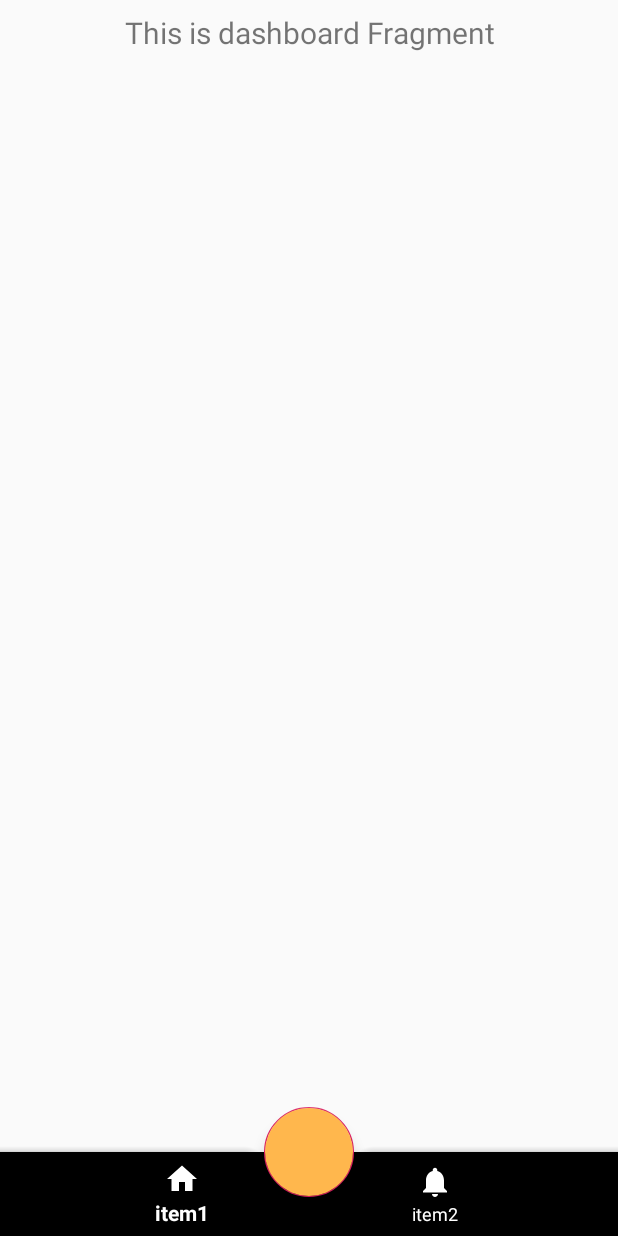
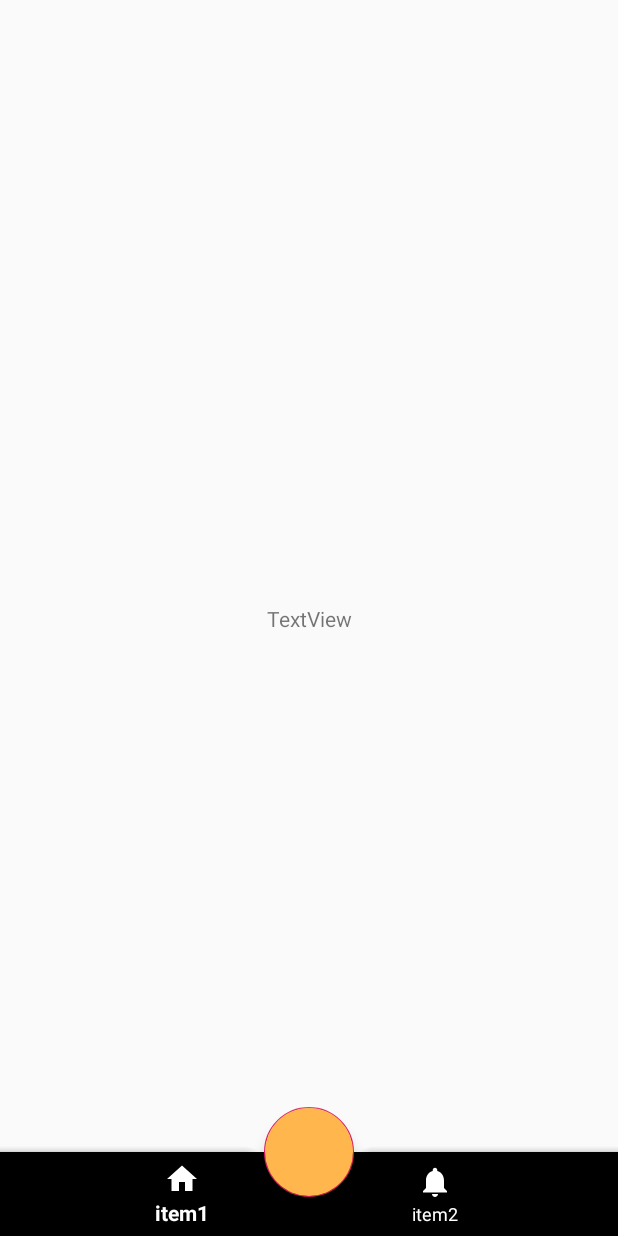
Before and after one commit to 175atsu/FindFoodApp, an Android app: the DashboardFragment screen opened through its navigation route, on a phone screen of 412 x 824 dp. Run offline under Robolectric (Android 15) with nearby library versions, the phone set to English and light mode, and no system bars; our stand-ins replace navigation-ui; pictures from the network do not load; 2 statements that could not run were skipped.

```diff
--- a/app/src/main/java/com/example/findfood/ui/dashboard/DashboardFragment.kt
+++ b/app/src/main/java/com/example/findfood/ui/dashboard/DashboardFragment.kt
@@ -22,10 +22,6 @@ class DashboardFragment : Fragment() {
         dashboardViewModel =
             ViewModelProviders.of(this).get(DashboardViewModel::class.java)
         val root = inflater.inflate(R.layout.fragment_dashboard, container, false)
-        val textView: TextView = root.findViewById(R.id.text_dashboard)
-        dashboardViewModel.text.observe(this, Observer {
-            textView.text = it
-        })
         return root
     }
 }
--- a/app/src/main/res/layout/fragment_dashboard.xml
+++ b/app/src/main/res/layout/fragment_dashboard.xml
@@ -5,15 +5,13 @@
     android:layout_height="match_parent">
 
     <TextView
-        android:id="@+id/text_dashboard"
-        android:layout_width="match_parent"
+        android:id="@+id/textView"
+        android:layout_width="wrap_content"
         android:layout_height="wrap_content"
-        android:layout_marginStart="8dp"
-        android:layout_marginTop="8dp"
-        android:layout_marginEnd="8dp"
-        android:textAlignment="center"
-        android:textSize="20sp"
+        android:text="TextView"
+        app:layout_constraintBottom_toBottomOf="parent"
         app:layout_constraintEnd_toEndOf="parent"
+        app:layout_constraintHorizontal_bias="0.5"
         app:layout_constraintStart_toStartOf="parent"
         app:layout_constraintTop_toTopOf="parent" />
 </androidx.constraintlayout.widget.ConstraintLayout>
```
Also changed, not shown: app/src/main/java/com/example/findfood/MainActivity.kt (+14 -2 lines), app/src/main/java/com/example/findfood/ui/home/HomeFragment.kt (+17 -2 lines).
